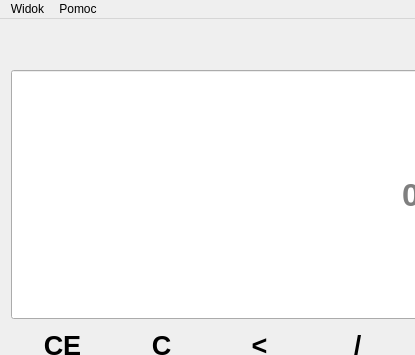
Above: calculator.ui from Codemaster-John/Kalkulajtor before the change; both pictures show x 0 to 415 and y 0 to 355 of the 415 by 711 pixel window. Below: the same form after it.
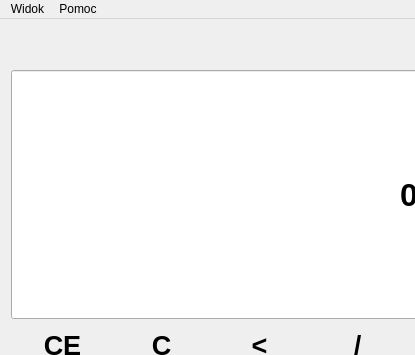
That is the form after the change.

Commit message: improved logic and few issues

```diff
--- a/calculator.ui
+++ b/calculator.ui
@@ -609,7 +609,7 @@
         </font>
        </property>
        <property name="text">
-        <string/>
+        <string>0</string>
        </property>
        <property name="maxLength">
         <number>15</number>
@@ -630,7 +630,7 @@
         <bool>true</bool>
        </property>
        <property name="placeholderText">
-        <string>0</string>
+        <string/>
        </property>
        <property name="clearButtonEnabled">
         <bool>false</bool>
```
Left out of the diff: 4 changed lines with no effect on the pictures. The commit also changes 2 other files.
